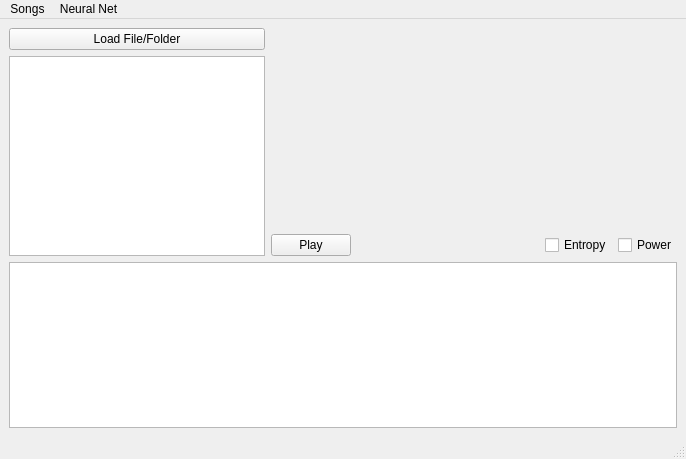
This is audioanalysis/main.ui in Ticopress/audioanalysis as Qt 5 draws it before an edit. The edited form follows.
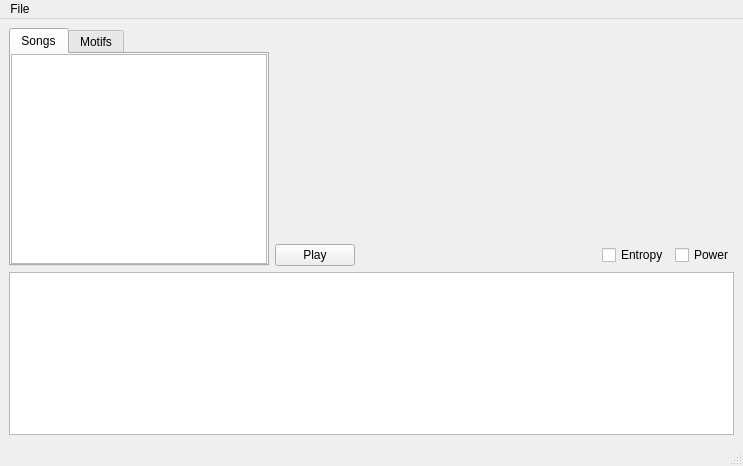
This is the edited form. Icons and pictures are not drawn.

Commit message:
Add some callbacks for new menu items
Create new neural net and both the load song menu items are implemented.
A callback is in place for loading a new neural net from file, but
loading and dumping a trained neural net have not been written.

```diff
--- a/audioanalysis/main.ui
+++ b/audioanalysis/main.ui
@@ -6,8 +6,8 @@
    <rect>
     <x>0</x>
     <y>0</y>
-    <width>686</width>
-    <height>459</height>
+    <width>743</width>
+    <height>466</height>
    </rect>
   </property>
   <property name="sizePolicy">
@@ -26,39 +26,95 @@
       <item>
        <layout class="QVBoxLayout" name="verticalLayout_3">
         <item>
-         <widget class="QPushButton" name="open_file">
-          <property name="minimumSize">
-           <size>
-            <width>155</width>
-            <height>0</height>
-           </size>
-          </property>
-          <property name="text">
-           <string>Load File/Folder</string>
-          </property>
-          <property name="icon">
-           <iconset>
-            <normaloff>icons/wave.png</normaloff>icons/wave.png</iconset>
-          </property>
-         </widget>
-        </item>
-        <item>
-         <widget class="QTableWidget" name="table">
+         <widget class="QTabWidget" name="tabs">
           <property name="sizePolicy">
            <sizepolicy hsizetype="Minimum" vsizetype="Expanding">
             <horstretch>0</horstretch>
             <verstretch>0</verstretch>
            </sizepolicy>
           </property>
-          <property name="toolTip">
-           <string>List of loaded song files</string>
+          <property name="tabPosition">
+           <enum>QTabWidget::North</enum>
           </property>
+          <property name="tabShape">
+           <enum>QTabWidget::Rounded</enum>
+          </property>
+          <property name="currentIndex">
+           <number>0</number>
+          </property>
+          <property name="usesScrollButtons">
+           <bool>false</bool>
+          </property>
+          <widget class="QWidget" name="sf_tab">
+           <property name="sizePolicy">
+            <sizepolicy hsizetype="Expanding" vsizetype="Expanding">
+             <horstretch>0</horstretch>
+             <verstretch>0</verstretch>
+            </sizepolicy>
+           </property>
+           <attribute name="title">
+            <string>Songs</string>
+           </attribute>
+           <layout class="QVBoxLayout" name="verticalLayout_2">
+            <property name="margin">
+             <number>0</number>
+            </property>
+            <item>
+             <widget class="QTableWidget" name="songfile_table">
+              <property name="sizePolicy">
+               <sizepolicy hsizetype="Minimum" vsizetype="Expanding">
+                <horstretch>0</horstretch>
+                <verstretch>0</verstretch>
+               </sizepolicy>
+              </property>
+              <property name="toolTip">
+               <string>List of loaded song files</string>
+              </property>
+             </widget>
+            </item>
+           </layout>
+          </widget>
+          <widget class="QWidget" name="motif_tab">
+           <property name="sizePolicy">
+            <sizepolicy hsizetype="Expanding" vsizetype="Expanding">
+             <horstretch>0</horstretch>
+             <verstretch>0</verstretch>
+            </sizepolicy>
+           </property>
+           <attribute name="title">
+            <string>Motifs</string>
+           </attribute>
+           <layout class="QVBoxLayout" name="verticalLayout_5">
+            <property name="margin">
+             <number>0</number>
+            </property>
+            <item>
+             <widget class="QTableWidget" name="motif_table"/>
+            </item>
+           </layout>
+          </widget>
          </widget>
         </item>
        </layout>
       </item>
       <item>
        <layout class="QVBoxLayout" name="verticalLayout_4">
+        <item>
+         <spacer name="verticalSpacer">
+          <property name="orientation">
+           <enum>Qt::Vertical</enum>
+          </property>
+          <property name="sizeType">
+           <enum>QSizePolicy::Fixed</enum>
+          </property>
+          <property name="sizeHint" stdset="0">
+           <size>
+            <width>20</width>
+            <height>10</height>
+           </size>
+          </property>
+         </spacer>
+        </item>
         <item>
          <layout class="QHBoxLayout" name="horizontalLayout">
           <item>
@@ -75,7 +131,11 @@
               <height>200</height>
              </size>
             </property>
-            <layout class="QVBoxLayout" name="plot_vl"/>
+            <layout class="QVBoxLayout" name="plot_vl">
+             <property name="margin">
+              <number>0</number>
+             </property>
+            </layout>
            </widget>
           </item>
          </layout>
@@ -182,28 +242,20 @@
     <rect>
      <x>0</x>
      <y>0</y>
-     <width>686</width>
+     <width>743</width>
      <height>22</height>
     </rect>
    </property>
-   <widget class="QMenu" name="menuNeural_Net">
+   <widget class="QMenu" name="menuFile">
     <property name="title">
-     <string>Neural Net</string>
+     <string>File</string>
     </property>
     <addaction name="actioncreate"/>
     <addaction name="actionload"/>
     <addaction name="actiondump"/>
     <addaction name="actionclassify"/>
    </widget>
-   <widget class="QMenu" name="menuSongs">
-    <property name="title">
-     <string>Songs</string>
-    </property>
-    <addaction name="actionLoad_Songs"/>
-    <addaction name="actionLoad_Song_Folder"/>
-   </widget>
-   <addaction name="menuSongs"/>
-   <addaction name="menuNeural_Net"/>
+   <addaction name="menuFile"/>
   </widget>
   <widget class="QStatusBar" name="statusbar"/>
   <action name="actionMotif_Selection">
```
Left out of the diff: 80 changed lines with no effect on the pictures. The commit also changes 2 other files.
